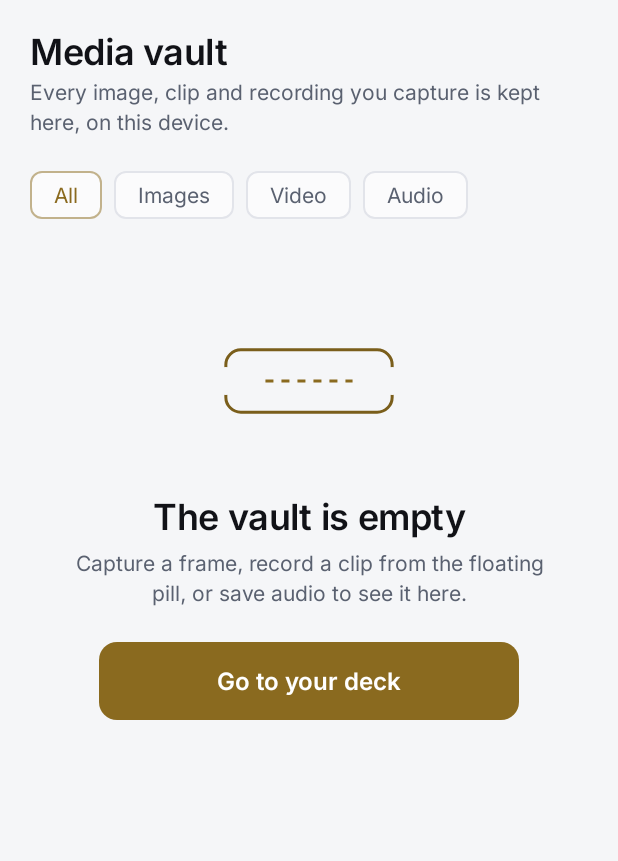
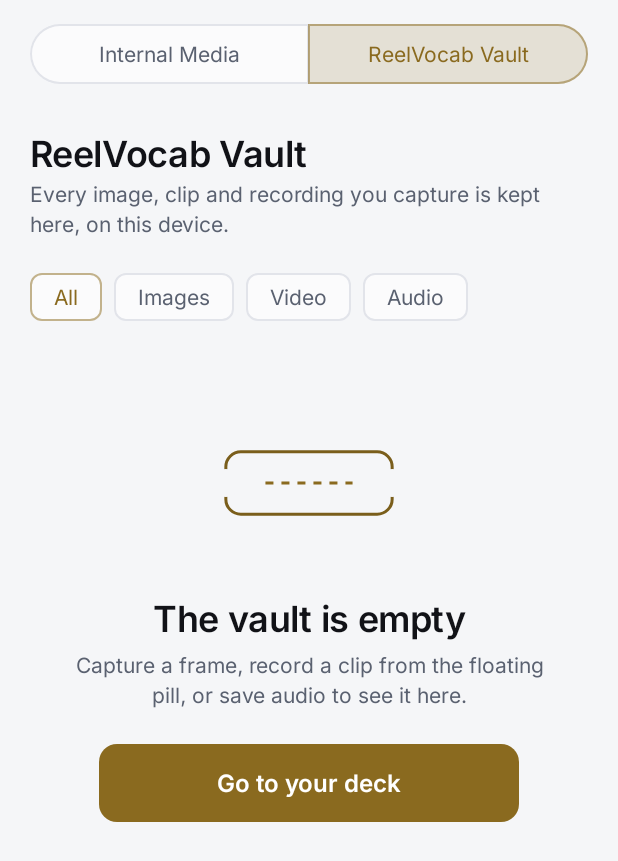
Before and after one commit to CherubOfEden/reelvocab, an Android app built with Jetpack Compose: the composable LibraryScreen shown on its own in the app's theme, on a phone screen of 412 x 824 dp. Shown: the top 861 px of the screen. Run offline under Robolectric (Android 15) with nearby library versions, the phone set to English and light mode, and no system bars; our stand-ins replace Dagger/Hilt's generated code; libraries missing offline, so code that uses them is left out: coil.decode; pictures from the network do not load; 1 statement that could not run was skipped.

Commit message:
Merge media into library and add Notes tab

```diff
--- a/app/build.gradle.kts
+++ b/app/build.gradle.kts
@@ -64,6 +64,7 @@ dependencies {
     implementation(project(":feature:library"))
     implementation(project(":feature:settings"))
     implementation(project(":feature:media"))
+    implementation(project(":feature:notes"))
     implementation(project(":feature:capture"))
 
     implementation(libs.androidx.core.ktx)
--- a/app/src/main/res/values/strings.xml
+++ b/app/src/main/res/values/strings.xml
@@ -7,7 +7,7 @@
     <string name="tab_deck">Deck</string>
     <string name="tab_dictionary">Dictionary</string>
     <string name="tab_library">Library</string>
-    <string name="tab_media">Media</string>
+    <string name="tab_notes">Notes</string>
     <string name="capture_fab">Capture a word</string>
     <string name="tile_video_label">RV Video</string>
     <string name="tile_audio_label">RV Audio</string>
--- a/feature/library/build.gradle.kts
+++ b/feature/library/build.gradle.kts
@@ -36,6 +36,7 @@ android {
 dependencies {
     api(project(":core:designsystem"))
     implementation(project(":core:domain"))
+    implementation(project(":feature:media"))
     implementation(libs.androidx.lifecycle.runtime.compose)
     implementation(libs.coil.compose)
     implementation(libs.coil.video)
--- a/feature/library/src/main/kotlin/app/reelvocab/feature/library/LibraryScreen.kt
+++ b/feature/library/src/main/kotlin/app/reelvocab/feature/library/LibraryScreen.kt
@@ -36,8 +36,12 @@ import androidx.compose.material.icons.filled.Photo
 import androidx.compose.material3.AlertDialog
 import androidx.compose.material3.DropdownMenu
 import androidx.compose.material3.DropdownMenuItem
+import androidx.compose.material3.ExperimentalMaterial3Api
 import androidx.compose.material3.Icon
 import androidx.compose.material3.IconButton
+import androidx.compose.material3.SegmentedButton
+import androidx.compose.material3.SegmentedButtonDefaults
+import androidx.compose.material3.SingleChoiceSegmentedButtonRow
 import androidx.compose.material3.Text
 import androidx.compose.material3.TextButton
 import androidx.compose.runtime.Composable
@@ -46,6 +50,7 @@ import androidx.compose.runtime.getValue
 import androidx.compose.runtime.mutableStateOf
 import androidx.compose.runtime.remember
 import androidx.compose.runtime.rememberCoroutineScope
+import androidx.compose.runtime.saveable.rememberSaveable
 import androidx.compose.runtime.setValue
 import androidx.compose.ui.Alignment
 import androidx.compose.ui.Modifier
@@ -65,6 +70,8 @@ import app.reelvocab.core.designsystem.illustration.ReelIllustration
 import app.reelvocab.core.designsystem.theme.ReelTheme
 import app.reelvocab.core.domain.model.VaultItem
 import app.reelvocab.core.domain.model.VaultKind
+import app.reelvocab.feature.media.MediaScreen
+import app.reelvocab.feature.media.PlayerRoute
 import coil.ImageLoader
 import coil.compose.SubcomposeAsyncImage
 import coil.decode.VideoFrameDecoder
@@ -84,17 +91,24 @@ import kotlinx.serialization.Serializable
 @Serializable
 data object LibraryRoute
 
+private enum class LibrarySection(val labelRes: Int) {
+    InternalMedia(R.string.library_segment_internal_media),
+    Vault(R.string.library_segment_vault),
+}
+
 @OptIn(ExperimentalFoundationApi::class)
 @Composable
 fun LibraryScreen(
     onOpenDeck: () -> Unit,
     onPlay: (uri: String, title: String, kind: String) -> Unit,
     onEdit: (uri: String, title: String, kind: String) -> Unit,
+    onPlayMedia: (PlayerRoute) -> Unit,
     modifier: Modifier = Modifier,
     viewModel: LibraryViewModel = hiltViewModel(),
 ) {
     val state by viewModel.state.collectAsStateWithLifecycle()
     val colors = ReelTheme.colors
+    var section by rememberSaveable { mutableStateOf(LibrarySection.Vault) }
     val context = LocalContext.current
     val scope = rememberCoroutineScope()
     var detailsFor by remember { mutableStateOf<VaultItem?>(null) }
@@ -133,8 +147,26 @@ fun LibraryScreen(
         state.items.filter { it.kind == state.category }
     }
 
+    Column(modifier = modifier.fillMaxSize()) {
+        LibrarySectionToggle(
+            selected = section,
+            onSelect = { section = it },
+            modifier = Modifier
+                .fillMaxWidth()
+                .background(colors.base)
+                .padding(horizontal = ReelTheme.spacing.screenH)
+                .padding(top = ReelTheme.spacing.m, bottom = ReelTheme.spacing.s),
+        )
+
+        if (section == LibrarySection.InternalMedia) {
+            MediaScreen(
+                onPlay = onPlayMedia,
+                modifier = Modifier.weight(1f),
+                embedded = true,
+            )
+        } else {
             LazyColumn(
-        modifier = modifier.fillMaxSize(),
+                modifier = Modifier.weight(1f),
                 contentPadding = PaddingValues(
                     start = ReelTheme.spacing.screenH,
                     end = ReelTheme.spacing.screenH,
@@ -229,6 +261,9 @@ fun LibraryScreen(
                 }
             }
 
+        }
+    }
+
     detailsFor?.let { item ->
         VaultDetailsDialog(item = item, onDismiss = { detailsFor = null })
     }
@@ -272,6 +307,43 @@ fun LibraryScreen(
             },
             containerColor = colors.elevated,
         )
+    }
+}
+
+@OptIn(ExperimentalMaterial3Api::class)
+@Composable
+private fun LibrarySectionToggle(
+    selected: LibrarySection,
+    onSelect: (LibrarySection) -> Unit,
+    modifier: Modifier = Modifier,
+) {
+    val colors = ReelTheme.colors
+    SingleChoiceSegmentedButtonRow(modifier = modifier) {
+        LibrarySection.entries.forEachIndexed { index, section ->
+            SegmentedButton(
+                selected = selected == section,
+                onClick = { onSelect(section) },
+                shape = SegmentedButtonDefaults.itemShape(
+                    index = index,
+                    count = LibrarySection.entries.size,
+                ),
+                colors = SegmentedButtonDefaults.colors(
+                    activeContainerColor = colors.gold.copy(alpha = 0.16f),
+                    activeContentColor = colors.gold,
+                    activeBorderColor = colors.gold.copy(alpha = 0.5f),
+                    inactiveContainerColor = colors.elevated,
+                    inactiveContentColor = colors.textSecondary,
+                    inactiveBorderColor = colors.strokeSubtle,
+                ),
+                icon = {},
+                label = {
+                    Text(
+                        text = stringResource(section.labelRes),
+                        style = ReelTheme.type.bodyM,
+                    )
+                },
+            )
+        }
     }
 }
 
--- a/feature/library/src/main/res/values/strings.xml
+++ b/feature/library/src/main/res/values/strings.xml
@@ -1,7 +1,9 @@
 <?xml version="1.0" encoding="utf-8"?>
 <resources>
-    <string name="library_title">Media vault</string>
+    <string name="library_title">ReelVocab Vault</string>
     <string name="library_subtitle">Every image, clip and recording you capture is kept here, on this device.</string>
+    <string name="library_segment_internal_media">Internal Media</string>
+    <string name="library_segment_vault">ReelVocab Vault</string>
     <string name="library_all">All</string>
     <string name="library_images">Images</string>
     <string name="library_videos">Video</string>
--- a/feature/media/src/main/kotlin/app/reelvocab/feature/media/MediaScreen.kt
+++ b/feature/media/src/main/kotlin/app/reelvocab/feature/media/MediaScreen.kt
@@ -93,6 +93,7 @@ data class PlayerRoute(
 fun MediaScreen(
     onPlay: (PlayerRoute) -> Unit,
     modifier: Modifier = Modifier,
+    embedded: Boolean = false,
     viewModel: MediaViewModel = hiltViewModel(),
 ) {
     val context = LocalContext.current
@@ -152,11 +153,12 @@ fun MediaScreen(
         contentPadding = PaddingValues(
             start = ReelTheme.spacing.screenH,
             end = ReelTheme.spacing.screenH,
-            top = ReelTheme.spacing.xl,
+            top = if (embedded) ReelTheme.spacing.s else ReelTheme.spacing.xl,
             bottom = ReelTheme.spacing.screenBottom,
         ),
         verticalArrangement = Arrangement.spacedBy(ReelTheme.spacing.s),
     ) {
+        if (!embedded) {
             item {
                 Text(
                     text = stringResource(R.string.media_title),
@@ -169,6 +171,7 @@ fun MediaScreen(
                     style = ReelTheme.type.bodyM,
                     color = colors.textSecondary,
                 )
+            }
         }
 
         stickyHeader(key = "media-categories") {
--- /dev/null
+++ b/feature/notes/src/main/res/values/strings.xml
@@ -0,0 +1,5 @@
+<?xml version="1.0" encoding="utf-8"?>
+<resources>
+    <string name="notes_title">Notes</string>
+    <string name="notes_placeholder">Your personal ReelVocab Journal. Coming soon.</string>
+</resources>
--- a/settings.gradle.kts
+++ b/settings.gradle.kts
@@ -33,4 +33,5 @@ include(":feature:dictionary")
 include(":feature:library")
 include(":feature:settings")
 include(":feature:media")
+include(":feature:notes")
 include(":feature:capture")
```
Also changed, not shown: app/src/main/kotlin/app/reelvocab/navigation/MainScaffold.kt (+9 -2 lines), feature/notes/build.gradle.kts (added, +37 -0 lines), feature/notes/src/main/kotlin/app/reelvocab/feature/notes/NotesScreen.kt (added, +47 -0 lines), 1 other file. Lines whose indentation alone changed are shown as unchanged.
